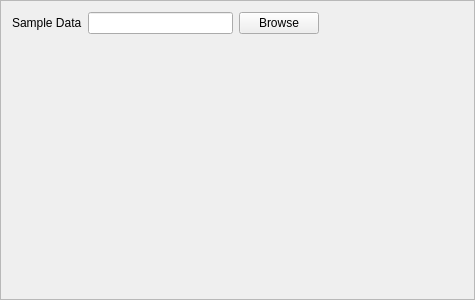
The window that Code/Mantid/scripts/Interface/ui/inelastic/dgs_sample_setup.ui (mantidproject/mantid) describes before a commit, drawn with Qt 5.
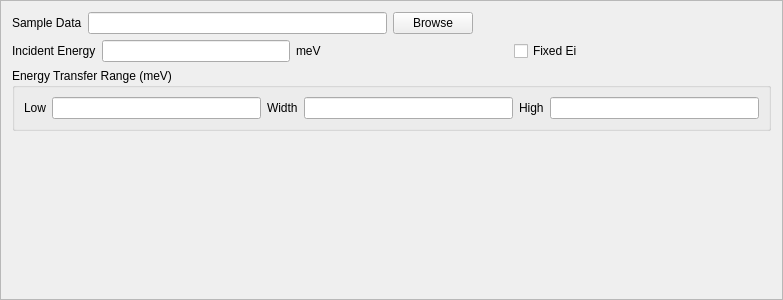
The same window after the commit.

Commit message: Refs #5454. Adding more parameters to sample tab.

```diff
--- a/Code/Mantid/scripts/Interface/ui/inelastic/dgs_sample_setup.ui
+++ b/Code/Mantid/scripts/Interface/ui/inelastic/dgs_sample_setup.ui
@@ -6,7 +6,7 @@
    <rect>
     <x>0</x>
     <y>0</y>
-    <width>475</width>
+    <width>783</width>
     <height>300</height>
    </rect>
   </property>
@@ -54,6 +54,99 @@
      </item>
     </layout>
    </item>
+   <item>
+    <layout class="QHBoxLayout" name="horizontalLayout_2">
+     <item>
+      <widget class="QLabel" name="ei_label">
+       <property name="text">
+        <string>Incident Energy</string>
+       </property>
+      </widget>
+     </item>
+     <item>
+      <widget class="QLineEdit" name="ei_edit"/>
+     </item>
+     <item>
+      <widget class="QLabel" name="ei_units_label">
+       <property name="text">
+        <string>meV</string>
+       </property>
+      </widget>
+     </item>
+     <item>
+      <spacer name="horizontalSpacer_2">
+       <property name="orientation">
+        <enum>Qt::Horizontal</enum>
+       </property>
+       <property name="sizeHint" stdset="0">
+        <size>
+         <width>40</width>
+         <height>20</height>
+        </size>
+       </property>
+      </spacer>
+     </item>
+     <item>
+      <widget class="QCheckBox" name="fixed_ei_chkbox">
+       <property name="text">
+        <string>Fixed Ei</string>
+       </property>
+      </widget>
+     </item>
+     <item>
+      <spacer name="horizontalSpacer_3">
+       <property name="orientation">
+        <enum>Qt::Horizontal</enum>
+       </property>
+       <property name="sizeHint" stdset="0">
+        <size>
+         <width>40</width>
+         <height>20</height>
+        </size>
+       </property>
+      </spacer>
+     </item>
+    </layout>
+   </item>
+   <item>
+    <widget class="QGroupBox" name="et_range_box">
+     <property name="title">
+      <string>Energy Transfer Range (meV)</string>
+     </property>
+     <layout class="QHBoxLayout" name="horizontalLayout_3">
+      <item>
+       <widget class="QLabel" name="etr_low_label">
+        <property name="text">
+         <string>Low</string>
+        </property>
+       </widget>
+      </item>
+      <item>
+       <widget class="QLineEdit" name="etr_low_edit"/>
+      </item>
+      <item>
+       <widget class="QLabel" name="etr_width_label">
+        <property name="text">
+         <string>Width</string>
+        </property>
+       </widget>
+      </item>
+      <item>
+       <widget class="QLineEdit" name="etr_width_edit"/>
+      </item>
+      <item>
+       <widget class="QLabel" name="etr_high_label">
+        <property name="text">
+         <string>High</string>
+        </property>
+       </widget>
+      </item>
+      <item>
+       <widget class="QLineEdit" name="etr_high_edit"/>
+      </item>
+     </layout>
+    </widget>
+   </item>
    <item>
     <spacer name="verticalSpacer">
      <property name="orientation">
```
The commit also changes 4 other files.
